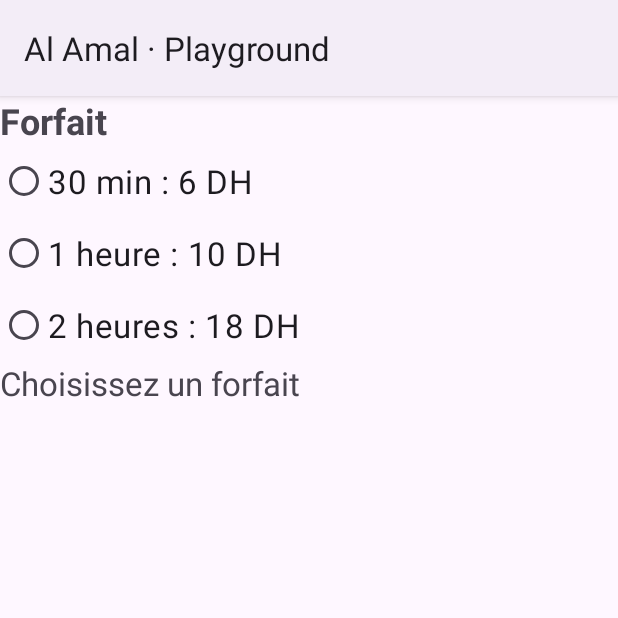
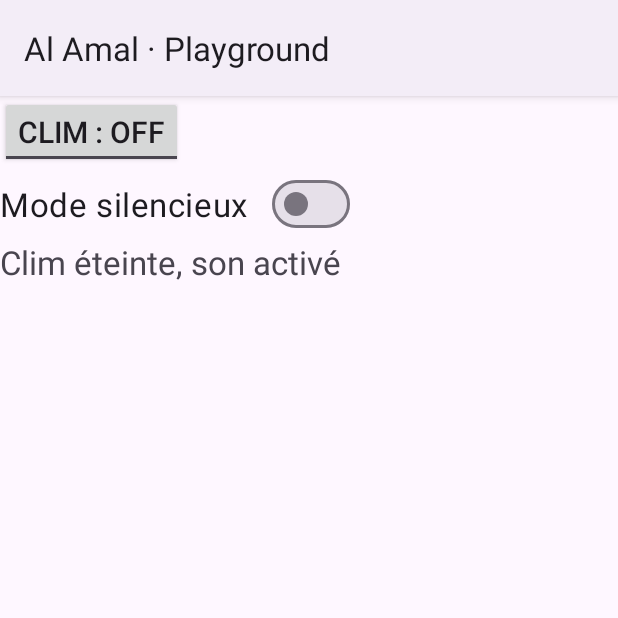
Before and after one commit to mks-zakaria/TP-M203-DEV-UI, an Android app built with Jetpack Compose: the screen it shows after launch (PlaygroundActivity), on a phone screen of 412 x 824 dp, the top half of it. Run offline under Robolectric (Android 15) with nearby library versions, the phone set to English and light mode, and no system bars.

Commit message:
feat: etape03-switch buttons

```diff
--- a/app/src/main/java/ma/ofppt/ista/alamal/PlaygroundActivity.kt
+++ b/app/src/main/java/ma/ofppt/ista/alamal/PlaygroundActivity.kt
@@ -1,9 +1,10 @@
 package ma.ofppt.ista.alamal
 
 import android.os.Bundle
-import android.widget.RadioGroup
 import android.widget.TextView
+import android.widget.ToggleButton
 import androidx.appcompat.app.AppCompatActivity
+import com.google.android.material.materialswitch.MaterialSwitch
 
 // MODE COURS (Playground) : écran VIDE pour tester en direct les exemples montrés en cours.
 // Écrivez le layout dans res/layout/activity_playground.xml et le code Kotlin ci-dessous, dans onCreate.
@@ -39,15 +40,31 @@ class PlaygroundActivity : AppCompatActivity() {
 //        }
 
         // Etape 02: radio buttons
-        val grp = findViewById<RadioGroup>(R.id.grpForfait)
-        val txtForfait = findViewById<TextView>(R.id.txtForfait)
+//        val grp = findViewById<RadioGroup>(R.id.grpForfait)
+//        val txtForfait = findViewById<TextView>(R.id.txtForfait)
+//
+//        grp.setOnCheckedChangeListener { group, id ->
+//            when (id) {
+//                R.id.rad30 -> txtForfait.text = "A payer : 6 DH"
+//                R.id.rad60 -> txtForfait.text = "A payer : 10 DH"
+//                R.id.rad120 -> txtForfait.text = "A payer : 18 DH"
+//            }
+//        }
 
-        grp.setOnCheckedChangeListener { _, id ->
-            when (id) {
-                R.id.rad30 -> txtForfait.text = "A payer : 6 DH"
-                R.id.rad60 -> txtForfait.text = "A payer : 10 DH"
-                R.id.rad120 -> txtForfait.text = "A payer : 18 DH"
-            }
+        val toggleButton = findViewById<ToggleButton>(R.id.tglClim)
+        val materialSwitch = findViewById<MaterialSwitch>(R.id.swSilence)
+        val txtResultat = findViewById<TextView>(R.id.txtEtat)
+        toggleButton.setOnCheckedChangeListener { _, isChecked ->
+            if (isChecked)
+                txtResultat.text = "Clim : ON"
+            else
+                txtResultat.text = "Clim : OFF"
+        }
+        materialSwitch.setOnCheckedChangeListener { _, isChecked ->
+            if (isChecked)
+                txtResultat.text = "Mode Silencieux : ON"
+            else
+                txtResultat.text = "Mode Silencieux : OFF"
         }
     }
 }
--- a/app/src/main/res/layout/activity_playground.xml
+++ b/app/src/main/res/layout/activity_playground.xml
@@ -1,6 +1,5 @@
 <?xml version="1.0" encoding="utf-8"?>
-<LinearLayout
-    xmlns:android="http://schemas.android.com/apk/res/android"
+<LinearLayout xmlns:android="http://schemas.android.com/apk/res/android"
 
     android:id="@+id/main"
     android:layout_width="match_parent"
@@ -45,41 +44,65 @@
     <!--        android:textSize="22sp" />-->
 
     <!-- Étape 2 — forfait (RadioButton dans un RadioGroup) : un seul choix -->
-    <TextView
+    <!--    <TextView-->
+    <!--        android:layout_width="wrap_content"-->
+    <!--        android:layout_height="wrap_content"-->
+    <!--        android:text="Forfait"-->
+    <!--        android:textSize="24sp"-->
+    <!--        android:textStyle="bold" />-->
+    <!--    <RadioGroup-->
+    <!--        android:id="@+id/grpForfait"-->
+    <!--        android:layout_width="wrap_content"-->
+    <!--        android:layout_height="wrap_content">-->
+    <!--    <RadioButton-->
+    <!--        android:id="@+id/rad30"-->
+    <!--        android:layout_width="wrap_content"-->
+    <!--        android:layout_height="wrap_content"-->
+    <!--        android:text="30 min : 6 DH"-->
+    <!--        android:textSize="22sp" />-->
+    <!--    <RadioButton-->
+    <!--        android:id="@+id/rad60"-->
+    <!--        android:layout_width="wrap_content"-->
+    <!--        android:layout_height="wrap_content"-->
+    <!--        android:text="1 heure : 10 DH"-->
+    <!--        android:textSize="22sp" />-->
+    <!--        <RadioButton-->
+    <!--            android:id="@+id/rad120"-->
+    <!--            android:layout_width="wrap_content"-->
+    <!--            android:layout_height="wrap_content"-->
+    <!--            android:text="2 heures : 18 DH"-->
+    <!--            android:textSize="22sp" />-->
+    <!--    </RadioGroup>-->
+    <!--    <TextView-->
+    <!--        android:id="@+id/txtForfait"-->
+    <!--        android:layout_width="wrap_content"-->
+    <!--        android:layout_height="wrap_content"-->
+    <!--        android:text="Choisissez un forfait"-->
+    <!--        android:textSize="22sp" />-->
+
+
+    <!--    etape o3 : checkBox-->
+
+    <!-- Étape 3 — ToggleButton et Switch : marche ou arrêt -->
+    <ToggleButton
+        android:id="@+id/tglClim"
         android:layout_width="wrap_content"
         android:layout_height="wrap_content"
-        android:text="Forfait"
-        android:textSize="24sp"
-        android:textStyle="bold" />
-    <RadioGroup
-        android:id="@+id/grpForfait"
-        android:layout_width="wrap_content"
-        android:layout_height="wrap_content">
-    <RadioButton
-        android:id="@+id/rad30"
+        android:textOff="Clim : OFF"
+        android:textOn="Clim : ON"
+        android:textSize="20sp" />
+
+    <com.google.android.material.materialswitch.MaterialSwitch
+        android:id="@+id/swSilence"
         android:layout_width="wrap_content"
         android:layout_height="wrap_content"
-        android:text="30 min : 6 DH"
+        android:text="Mode silencieux"
         android:textSize="22sp" />
-    <RadioButton
-        android:id="@+id/rad60"
+
+    <TextView
+        android:id="@+id/txtEtat"
         android:layout_width="wrap_content"
         android:layout_height="wrap_content"
-        android:text="1 heure : 10 DH"
+        android:text="Clim éteinte, son activé"
         android:textSize="22sp" />
-        <RadioButton
-            android:id="@+id/rad120"
-            android:layout_width="wrap_content"
-            android:layout_height="wrap_content"
-            android:text="2 heures : 18 DH"
-            android:textSize="22sp" />
-    </RadioGroup>
-    <TextView
-        android:id="@+id/txtForfait"
-        android:layout_width="wrap_content"
-        android:layout_height="wrap_content"
-        android:text="Choisissez un forfait"
-        android:textSize="22sp" />
-
-
 </LinearLayout>
```
Lines whose indentation alone changed are shown as unchanged.
